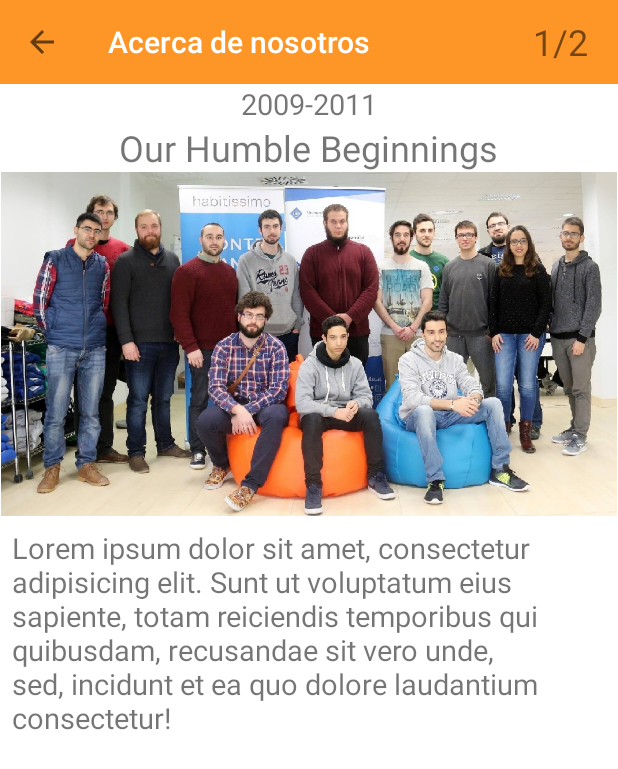
After one commit to CarlosTenorio/vespapp-android, an Android app: the MenuAboutUs screen opened directly, with no data from a screen before it, on a phone screen of 412 x 824 dp. The commit adds this screen. Shown: the top 769 px of the screen. Run offline under Robolectric (Android 15) with nearby library versions, the phone set to English and light mode, and no system bars.

Commit message:
Add about_us functional

```diff
--- a/app/src/main/java/com/habitissimo/vespapp/fotos/RecyclerViewAdapter.java
+++ b/app/src/main/java/com/habitissimo/vespapp/fotos/RecyclerViewAdapter.java
@@ -62,6 +62,7 @@ public class RecyclerViewAdapter extends RecyclerView.Adapter<RecyclerViewHolder
         int height = image.getHeight();
 
         float bitmapRatio = (float) width / (float) height;
+
         if (bitmapRatio > 1) {
             width = maxSize;
             height = (int) (width / bitmapRatio);
--- /dev/null
+++ b/app/src/main/java/com/habitissimo/vespapp/menu/MenuAboutUs.java
@@ -0,0 +1,118 @@
+package com.habitissimo.vespapp.menu;
+
+import android.content.Intent;
+import android.os.Bundle;
+import android.support.v4.app.Fragment;
+import android.support.v4.app.FragmentActivity;
+import android.support.v4.app.FragmentManager;
+import android.support.v4.app.FragmentPagerAdapter;
+import android.support.v4.app.FragmentStatePagerAdapter;
+import android.support.v4.app.NavUtils;
+import android.support.v4.view.PagerAdapter;
+import android.support.v4.view.ViewPager;
+import android.support.v7.app.AppCompatActivity;
+import android.support.v7.widget.Toolbar;
+import android.view.LayoutInflater;
+import android.view.Menu;
+import android.view.MenuItem;
+import android.view.View;
+import android.view.ViewGroup;
+import android.widget.TextView;
+
+import com.habitissimo.vespapp.MainActivity;
+import com.habitissimo.vespapp.R;
+
+public class MenuAboutUs extends AppCompatActivity {
+
+    /* @Override
+     protected void onCreate(Bundle savedInstanceState) {
+         super.onCreate(savedInstanceState);
+         setContentView(R.layout.activity_menu_about_us);
+
+         initToolbar();
+
+     }
+ */
+    private void initToolbar() {
+        // Set a toolbar to replace the action bar.
+        Toolbar toolbar = (Toolbar) findViewById(R.id.toolbar_menu_about_us);
+        setSupportActionBar(toolbar);
+        toolbar.setTitleTextColor(getResources().getColor(R.color.colorTitulo));
+        toolbar.setBackgroundColor(getResources().getColor(R.color.brandPrimary));
+        toolbar.setNavigationOnClickListener(new View.OnClickListener() {
+            @Override
+            public void onClick(View v) {
+                finish();
+            }
+        });
+
+        TextView progressQuestionText = (TextView) toolbar.findViewById(R.id.progress_text_about_us);
+        progressQuestionText.setText("1/" + NUM_PAGES);
+
+        getSupportActionBar().setDisplayHomeAsUpEnabled(true);
+        getSupportActionBar().setDisplayShowHomeEnabled(true);
+        getSupportActionBar().setTitle(R.string.title_activity_menu_about_us);
+    }
+
+    /**
+     * The number of pages (wizard steps) to show in this demo.
+     */
+    private static final int NUM_PAGES = 2;
+
+    /**
+     * The pager widget, which handles animation and allows swiping horizontally to access previous
+     * and next wizard steps.
+     */
+    private ViewPager mPager;
+
+    /**
+     * The pager adapter, which provides the pages to the view pager widget.
+     */
+    private PagerAdapter mPagerAdapter;
+
+    @Override
+    protected void onCreate(Bundle savedInstanceState) {
+        super.onCreate(savedInstanceState);
+        setContentView(R.layout.activity_screen_slide);
+
+
+        initToolbar();
+
+        // Instantiate a ViewPager and a PagerAdapter.
+        mPager = (ViewPager) findViewById(R.id.pager);
+        mPagerAdapter = new ScreenSlidePagerAdapter(getSupportFragmentManager());
+        mPager.setAdapter(mPagerAdapter);
+        mPager.setOnPageChangeListener(new ViewPager.SimpleOnPageChangeListener() {
+            @Override
+            public void onPageSelected(int position) {
+                // When changing pages, reset the action bar actions since they are dependent
+                // on which page is currently active. An alternative approach is to have each
+                // fragment expose actions itself (rather than the activity exposing actions),
+                // but for simplicity, the activity provides the actions in this sample.
+                Toolbar toolbar = (Toolbar) findViewById(R.id.toolbar_menu_about_us);
+                TextView progressQuestionText = (TextView) toolbar.findViewById(R.id.progress_text_about_us);
+                position += 1;
+                progressQuestionText.setText(position + "/" + NUM_PAGES);
+
+                invalidateOptionsMenu();
+            }
+        });
+    }
+
+    private class ScreenSlidePagerAdapter extends FragmentPagerAdapter {
+        public ScreenSlidePagerAdapter(FragmentManager fm) {
+            super(fm);
+        }
+
+        @Override
+        public Fragment getItem(int position) {
+            return ScreenSlidePageFragment.create(position);
+        }
+
+
+        @Override
+        public int getCount() {
+            return NUM_PAGES;
+        }
+    }
+}
--- a/app/src/main/java/com/habitissimo/vespapp/menu/MenuContact.java
+++ b/app/src/main/java/com/habitissimo/vespapp/menu/MenuContact.java
@@ -7,8 +7,6 @@ import android.support.v7.widget.Toolbar;
 import android.view.View;
 import android.widget.Button;
 import android.widget.EditText;
-import android.widget.RelativeLayout;
-import android.widget.Toast;
 
 import com.habitissimo.vespapp.R;
 
@@ -25,8 +23,6 @@ public class MenuContact extends AppCompatActivity {
             @Override
             public void onClick(View v)
             {
-
-
                 EditText name   = (EditText)findViewById(R.id.name_contact);
                 EditText subject   = (EditText)findViewById(R.id.subject_contact);
                 EditText body   = (EditText)findViewById(R.id.body_contact);
--- /dev/null
+++ b/app/src/main/java/com/habitissimo/vespapp/menu/ScreenSlidePageFragment.java
@@ -0,0 +1,63 @@
+package com.habitissimo.vespapp.menu;
+
+import android.graphics.Bitmap;
+import android.graphics.BitmapFactory;
+import android.graphics.Canvas;
+import android.graphics.drawable.Drawable;
+import android.os.Bundle;
+import android.support.v4.app.Fragment;
+import android.view.LayoutInflater;
+import android.view.View;
+import android.view.ViewGroup;
+import android.widget.ImageView;
+
+import com.habitissimo.vespapp.R;
+
+
+public class ScreenSlidePageFragment extends Fragment {
+
+    private static int mPageNumber;
+
+    public static ScreenSlidePageFragment create(int position) {
+        mPageNumber = position ;
+        ScreenSlidePageFragment fragment = new ScreenSlidePageFragment();
+        return fragment;
+    }
+
+    public ScreenSlidePageFragment() {
+    }
+
+    @Override
+    public View onCreateView(LayoutInflater inflater, ViewGroup container,
+                             Bundle savedInstanceState) {
+        ViewGroup rootView =null;
+        //reverse order
+        if (mPageNumber==1){
+
+            rootView = (ViewGroup) inflater.inflate(
+                    R.layout.activity_menu_about_us_1, container, false);
+
+            mPageNumber = mPageNumber+1;
+
+            //Set ImageView
+            ImageView imageAboutUs = (ImageView)rootView.findViewById(R.id.image_about_us_1);
+            Bitmap bitmap = BitmapFactory.decodeResource(getResources(), R.drawable.about_us_1);
+            imageAboutUs.setImageBitmap(bitmap);
+
+        }else if (mPageNumber==2){
+
+            rootView = (ViewGroup) inflater.inflate(
+                    R.layout.activity_menu_about_us_2, container, false);
+
+            mPageNumber = mPageNumber+1;
+
+            //Set ImageView
+            ImageView imageAboutUs2 = (ImageView)rootView.findViewById(R.id.image_about_us_2);
+            Bitmap bitmap2 = BitmapFactory.decodeResource(getResources(), R.drawable.about_us_1);
+            imageAboutUs2.setImageBitmap(bitmap2);
+
+        }
+        return rootView;
+    }
+
+}
--- a/app/src/main/res/layout/activity_info_description.xml
+++ b/app/src/main/res/layout/activity_info_description.xml
@@ -1,5 +1,6 @@
 <?xml version="1.0" encoding="utf-8"?>
-<LinearLayout xmlns:android="http://schemas.android.com/apk/res/android"
+<LinearLayout
+    xmlns:android="http://schemas.android.com/apk/res/android"
     android:layout_width="match_parent"
     android:layout_height="match_parent"
     android:orientation="vertical">
--- /dev/null
+++ b/app/src/main/res/layout/activity_menu_about_us_1.xml
@@ -0,0 +1,49 @@
+<?xml version="1.0" encoding="utf-8"?>
+<ScrollView
+    xmlns:android="http://schemas.android.com/apk/res/android"
+    android:id="@+id/activity_menu_about_us_1"
+    android:layout_width="fill_parent"
+    android:layout_height="wrap_content">
+
+    <LinearLayout
+        xmlns:android="http://schemas.android.com/apk/res/android"
+        android:layout_width="match_parent"
+        android:layout_height="match_parent"
+        android:layout_gravity="center_horizontal"
+        android:orientation="vertical">
+
+        <TextView
+            android:id="@+id/date_about_us_1"
+            android:layout_width="wrap_content"
+            android:layout_height="wrap_content"
+            android:layout_gravity="center"
+            android:textSize="@dimen/about_us_date_textsize"
+            android:text="@string/about_us_date_1" />
+
+        <TextView
+            android:id="@+id/title_about_us_1"
+            android:layout_width="wrap_content"
+            android:layout_height="wrap_content"
+            android:layout_gravity="center"
+            android:textSize="@dimen/about_us_title_textsize"
+            android:text="@string/about_us_title_1" />
+
+        <ImageView
+            android:id="@+id/image_about_us_1"
+            android:layout_width="match_parent"
+            android:layout_height="match_parent"
+            android:adjustViewBounds="true"
+            android:layout_gravity="center_vertical"
+            android:cropToPadding="true"/>
+
+        <TextView
+            android:id="@+id/body_about_us_1"
+            android:layout_width="wrap_content"
+            android:layout_height="wrap_content"
+            android:layout_gravity="center"
+            android:layout_margin="8dip"
+            android:textSize="@dimen/about_us_body_textsize"
+            android:text="@string/about_us_body_1" />
+
+    </LinearLayout>
+</ScrollView>
--- /dev/null
+++ b/app/src/main/res/layout/activity_screen_slide.xml
@@ -0,0 +1,30 @@
+<?xml version="1.0" encoding="utf-8"?>
+<LinearLayout xmlns:android="http://schemas.android.com/apk/res/android"
+    android:layout_width="match_parent"
+    android:layout_height="match_parent"
+    android:orientation="vertical">
+
+    <android.support.v7.widget.Toolbar
+        android:id="@+id/toolbar_menu_about_us"
+        android:layout_width="match_parent"
+        android:layout_height="wrap_content"
+        android:background="@color/brandPrimary">
+
+        <TextView
+            android:id="@+id/progress_text_about_us"
+            android:layout_width="wrap_content"
+            android:layout_height="wrap_content"
+            android:paddingRight="20dp"
+            android:text="1/4"
+            android:layout_gravity="right"
+            android:textSize="@dimen/info_textsize"
+            />
+    </android.support.v7.widget.Toolbar>
+
+    <android.support.v4.view.ViewPager
+        xmlns:android="http://schemas.android.com/apk/res/android"
+        android:id="@+id/pager"
+        android:layout_width="match_parent"
+        android:layout_height="match_parent" />
+
+</LinearLayout>
--- a/app/src/main/res/values/dimens.xml
+++ b/app/src/main/res/values/dimens.xml
@@ -10,6 +10,11 @@
 
 
     <dimen name="info_textsize">24dp</dimen>
+
+    <dimen name="about_us_date_textsize">19sp</dimen>
+    <dimen name="about_us_title_textsize">24sp</dimen>
+    <dimen name="about_us_body_textsize">19sp</dimen>
+
     <!-- Default screen margins, per the Android Design guidelines. -->
     <dimen name="nav_header_vertical_spacing">16dp</dimen>
     <dimen name="nav_header_height">160dp</dimen>
--- a/app/src/main/res/values/strings.xml
+++ b/app/src/main/res/values/strings.xml
@@ -23,6 +23,7 @@
     <string name="title_activity_maps">Map</string>
     <string name="title_activity_info_description">InfoDescription</string>
     <string name="title_activity_menu_contact">Contacto</string>
+    <string name="title_activity_menu_about_us">Acerca de nosotros</string>
 
     <string name="icon_heart">&#xf0f9;</string>
     <string name="title_activity_menu">MenuActivity</string>
@@ -32,5 +33,12 @@
 
     <string name="action_settings">Settings</string>
 
+    <string name="about_us_date_1">2009-2011</string>
+    <string name="about_us_title_1">Our Humble Beginnings</string>
+    <string name="about_us_body_1">Lorem ipsum dolor sit amet, consectetur adipisicing elit. Sunt ut voluptatum eius sapiente, totam reiciendis temporibus qui quibusdam, recusandae sit vero unde, sed, incidunt et ea quo dolore laudantium consectetur!</string>
+
+    <string name="about_us_date_2">March 2011</string>
+    <string name="about_us_title_2">An Agency is Born</string>
+    <string name="about_us_body_2">Lorem ipsum dolor sit amet, consectetur adipisicing elit. Sunt ut voluptatum eius sapiente, totam reiciendis temporibus qui quibusdam, recusandae sit vero unde, sed, incidunt et ea quo dolore laudantium consectetur!Lorem ipsum dolor sit amet, consectetur adipisicing elit. Sunt ut voluptatum eius sapiente, totam reiciendis temporibus qui quibusdam, recusandae sit vero unde, sed, incidunt et ea quo dolore laudantium consectetur!</string>
 
 </resources>
```
Also changed, not shown: app/src/main/AndroidManifest.xml (+7 -0 lines), app/src/main/java/com/habitissimo/vespapp/MainActivity.java (+9 -0 lines), app/src/main/res/layout/activity_menu_about_us_2.xml (added, +49 -0 lines), app/src/main/ic_about_us_1-web.png (added), app/src/main/res/drawable/about_us_1.jpg (added).
